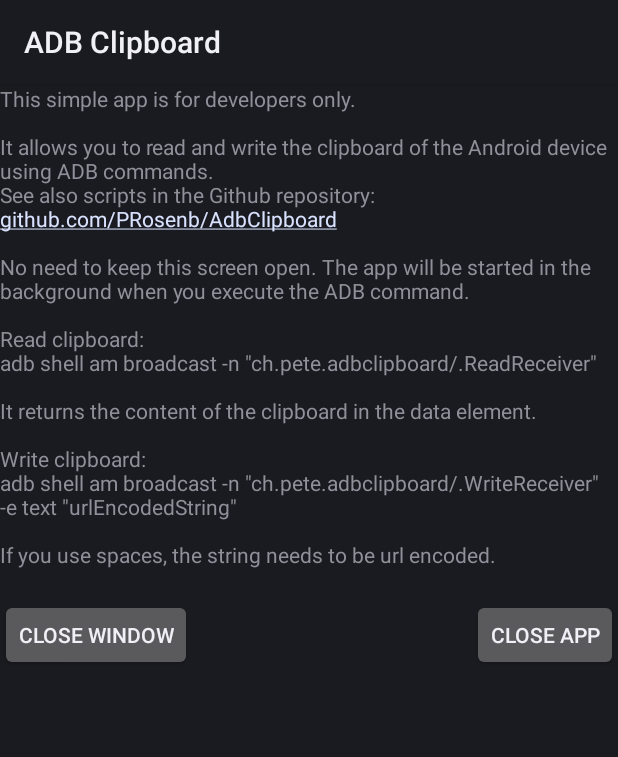
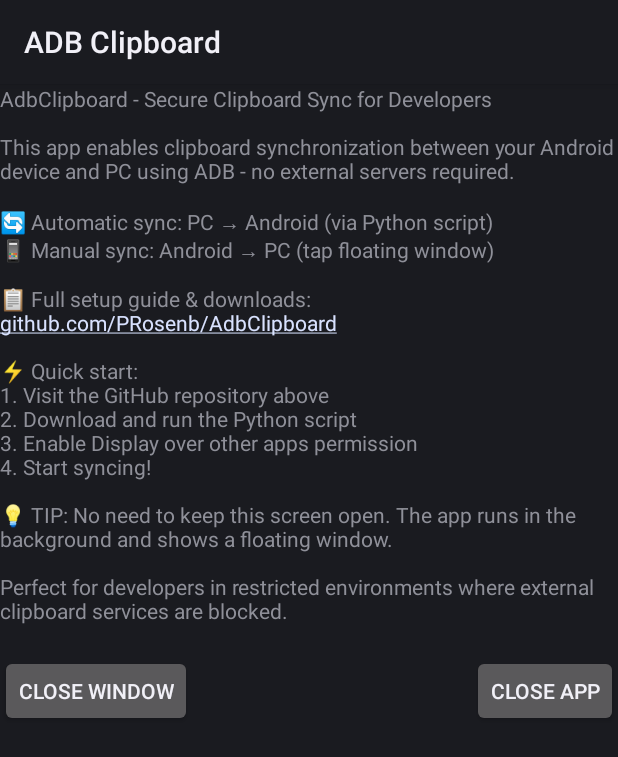
Before and after one commit to PRosenb/AdbClipboard, an Android app: the screen it shows after launch (MainActivity), on a phone screen of 412 x 824 dp. Shown: the top 757 px of the screen. Run offline under Robolectric (Android 15) with nearby library versions, the phone set to English and light mode, and no system bars.

Commit message:
update explanation

```diff
--- a/app/src/main/res/values/strings.xml
+++ b/app/src/main/res/values/strings.xml
@@ -1,25 +1,24 @@
 <resources>
     <string name="app_name">ADB Clipboard</string>
-    <string name="explanation">
-        This simple app is for developers only.
-        \n
-        \nIt allows you to read and write the clipboard of the Android device using
-        ADB commands.
-        \nSee also scripts in the Github repository:
-        \ngithub.com/PRosenb/AdbClipboard
-        \n
-        \nNo need to keep this screen open. The app will be started in the background when you execute the ADB command.
-        \n
-        \nRead clipboard:
-        \nadb shell am broadcast -n \"ch.pete.adbclipboard/.ReadReceiver\"
-        \n
-        \nIt returns the content of the clipboard in the "data" element.
-        \n
-        \nWrite clipboard:
-        \nadb shell am broadcast -n \"ch.pete.adbclipboard/.WriteReceiver\" -e text \"urlEncodedString\"
-        \n
-        \nIf you use spaces, the string needs to be url encoded.
-     </string>
+    <string name="explanation">AdbClipboard - Secure Clipboard Sync for Developers
+\n
+\nThis app enables clipboard synchronization between your Android device and PC using ADB - no external servers required.
+\n
+\n🔄 Automatic sync: PC → Android (via Python script)
+\n📱 Manual sync: Android → PC (tap floating window)
+\n
+\n📋 Full setup guide &amp; downloads:
+\ngithub.com/PRosenb/AdbClipboard
+\n
+\n⚡ Quick start:
+\n1. Visit the GitHub repository above
+\n2. Download and run the Python script
+\n3. Enable "Display over other apps" permission
+\n4. Start syncing!
+\n
+\n💡 TIP: No need to keep this screen open. The app runs in the background and shows a floating window.
+\n
+\nPerfect for developers in restricted environments where external clipboard services are blocked.</string>
     <string name="reading_clipboard">Reading clipboard..</string>
     <string name="close_app">Close app</string>
     <string name="close_window">Close window</string>
```
